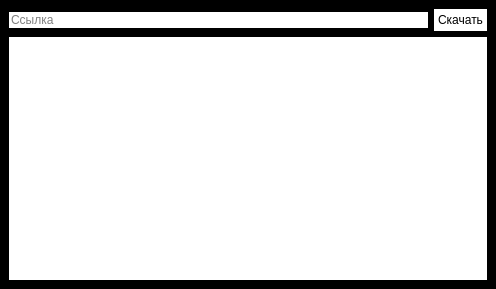
Old version of the form src/design/mainwindow.ui in the repository insidemirage/py-animevost-loader.
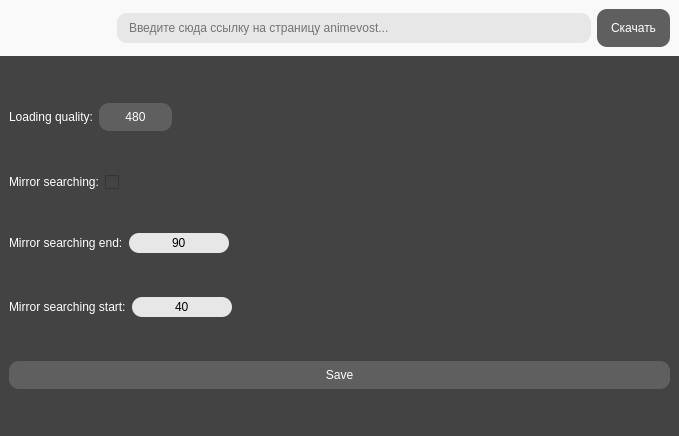
New version of the form. The open tabs and pages were chosen to show the change. Icons and pictures are not drawn.

The edit to the form file:
```diff
--- a/src/design/mainwindow.ui
+++ b/src/design/mainwindow.ui
@@ -9,80 +9,574 @@
    <rect>
     <x>0</x>
     <y>0</y>
-    <width>496</width>
-    <height>289</height>
+    <width>679</width>
+    <height>427</height>
    </rect>
   </property>
   <property name="windowTitle">
    <string>Animevost Load App</string>
   </property>
   <property name="styleSheet">
-   <string notr="true">background-color:black;
+   <string notr="true">background-color:#444343;
 border:none;</string>
   </property>
   <widget class="QWidget" name="centralwidget">
    <layout class="QVBoxLayout" name="verticalLayout">
+    <property name="spacing">
+     <number>0</number>
+    </property>
+    <property name="leftMargin">
+     <number>0</number>
+    </property>
+    <property name="topMargin">
+     <number>0</number>
+    </property>
+    <property name="rightMargin">
+     <number>0</number>
+    </property>
+    <property name="bottomMargin">
+     <number>0</number>
+    </property>
     <item>
-     <layout class="QHBoxLayout" name="horizontalLayout">
-      <item>
-       <widget class="QLineEdit" name="linkEdit">
-        <property name="styleSheet">
-         <string notr="true">background-color:white;
-border-radius:10px;</string>
-        </property>
-        <property name="placeholderText">
-         <string>Ссылка</string>
-        </property>
-       </widget>
-      </item>
-      <item>
-       <widget class="QPushButton" name="downloadButton">
-        <property name="styleSheet">
-         <string notr="true">background-color: white;
-
-border-width: 2px;
-border-radius: 15px;
-
-padding: 4px;</string>
-        </property>
-        <property name="text">
-         <string>Скачать</string>
-        </property>
-       </widget>
-      </item>
-     </layout>
-    </item>
-    <item>
-     <widget class="QScrollArea" name="scrollArea">
+     <widget class="QWidget" name="horizontalWidget" native="true">
+      <property name="sizePolicy">
+       <sizepolicy hsizetype="Preferred" vsizetype="Maximum">
+        <horstretch>0</horstretch>
+        <verstretch>0</verstretch>
+       </sizepolicy>
+      </property>
       <property name="styleSheet">
-       <string notr="true">background-color:white;</string>
+       <string notr="true">background-color:#F9F9F9;
+height:40px;</string>
       </property>
-      <property name="widgetResizable">
-       <bool>true</bool>
-      </property>
-      <widget class="QWidget" name="scrollAreaWidgetContents">
-       <property name="geometry">
-        <rect>
-         <x>0</x>
-         <y>0</y>
-         <width>478</width>
-         <height>239</height>
-        </rect>
-       </property>
+      <layout class="QHBoxLayout" name="horizontalLayout_2">
+       <item>
+        <layout class="QHBoxLayout" name="horizontalLayout_4">
+         <item>
+          <widget class="QPushButton" name="downloadsButton">
+           <property name="styleSheet">
+            <string notr="true">image: url(:/downloadsBtn/download.png);
+width:30px;
+height:30px;</string>
+           </property>
+           <property name="text">
+            <string/>
+           </property>
+          </widget>
+         </item>
+         <item>
+          <widget class="QPushButton" name="listAnimeButton">
+           <property name="styleSheet">
+            <string notr="true">image: url(:/listBtn/list.png);
+width:30px;
+height:30px;</string>
+           </property>
+           <property name="text">
+            <string/>
+           </property>
+          </widget>
+         </item>
+         <item>
+          <widget class="QPushButton" name="SettingsAnimeButton">
+           <property name="styleSheet">
+            <string notr="true">image: url(:/settingsBtn/edit-tools.png);
+width:30px;
+height:30px;</string>
+           </property>
+           <property name="text">
+            <string/>
+           </property>
+          </widget>
+         </item>
+        </layout>
+       </item>
+       <item>
+        <layout class="QHBoxLayout" name="horizontalLayout">
+         <item>
+          <widget class="QLineEdit" name="linkEdit">
+           <property name="styleSheet">
+            <string notr="true">background-color:#E7E7E7;
+border-radius:10px;
+height:30px;
+width:294px;
+padding-left:10px;</string>
+           </property>
+           <property name="placeholderText">
+            <string>Введите сюда ссылку на страницу animevost...</string>
+           </property>
+          </widget>
+         </item>
+         <item>
+          <widget class="QPushButton" name="downloadButton">
+           <property name="styleSheet">
+            <string notr="true">background-color:#5F5F5F;
+
+border-width: 2px;
+border-radius: 10px;
+color:white;
+width:65px;
+height:30px;
+padding: 4px;</string>
+           </property>
+           <property name="text">
+            <string>Скачать</string>
+           </property>
+          </widget>
+         </item>
+        </layout>
+       </item>
+      </layout>
+     </widget>
+    </item>
+    <item>
+     <widget class="QStackedWidget" name="stackedWidget">
+      <widget class="QWidget" name="DownloadsPage">
        <layout class="QVBoxLayout" name="verticalLayout_2">
         <item>
          <spacer name="verticalSpacer">
           <property name="orientation">
            <enum>Qt::Vertical</enum>
           </property>
+          <property name="sizeType">
+           <enum>QSizePolicy::Fixed</enum>
+          </property>
           <property name="sizeHint" stdset="0">
            <size>
-            <width>20</width>
-            <height>40</height>
+            <width>10</width>
+            <height>10</height>
            </size>
           </property>
          </spacer>
         </item>
+        <item>
+         <widget class="QScrollArea" name="scrollArea">
+          <property name="widgetResizable">
+           <bool>true</bool>
+          </property>
+          <widget class="QWidget" name="scrollAreaWidgetContents">
+           <property name="geometry">
+            <rect>
+             <x>0</x>
+             <y>0</y>
+             <width>661</width>
+             <height>291</height>
+            </rect>
+           </property>
+           <layout class="QVBoxLayout" name="verticalLayout_5">
+            <item>
+             <layout class="QVBoxLayout" name="scrollareadownloads"/>
+            </item>
+           </layout>
+          </widget>
+         </widget>
+        </item>
+       </layout>
+      </widget>
+      <widget class="QWidget" name="ListPage">
+       <layout class="QVBoxLayout" name="verticalLayout_3">
+        <item>
+         <layout class="QHBoxLayout" name="horizontalLayout_5">
+          <item>
+           <spacer name="horizontalSpacer">
+            <property name="orientation">
+             <enum>Qt::Horizontal</enum>
+            </property>
+            <property name="sizeHint" stdset="0">
+             <size>
+              <width>40</width>
+              <height>20</height>
+             </size>
+            </property>
+           </spacer>
+          </item>
+          <item>
+           <widget class="QLineEdit" name="lineEdit">
+            <property name="sizePolicy">
+             <sizepolicy hsizetype="Maximum" vsizetype="Fixed">
+              <horstretch>0</horstretch>
+              <verstretch>0</verstretch>
+             </sizepolicy>
+            </property>
+            <property name="styleSheet">
+             <string notr="true">background-color:#E7E7E7;
+border-radius:10px;
+height:30px;
+width:300px;
+padding-left:10px;</string>
+            </property>
+            <property name="placeholderText">
+             <string>Введите название...</string>
+            </property>
+           </widget>
+          </item>
+          <item>
+           <widget class="QPushButton" name="pushButton">
+            <property name="sizePolicy">
+             <sizepolicy hsizetype="Maximum" vsizetype="Fixed">
+              <horstretch>0</horstretch>
+              <verstretch>0</verstretch>
+             </sizepolicy>
+            </property>
+            <property name="styleSheet">
+             <string notr="true">background-color:#5F5F5F;
+border-width: 2px;
+border-radius: 10px;
+color:white;
+width:65px;
+height:30px;
+padding: 4px;</string>
+            </property>
+            <property name="text">
+             <string>Search</string>
+            </property>
+           </widget>
+          </item>
+          <item>
+           <spacer name="horizontalSpacer_2">
+            <property name="orientation">
+             <enum>Qt::Horizontal</enum>
+            </property>
+            <property name="sizeHint" stdset="0">
+             <size>
+              <width>40</width>
+              <height>20</height>
+             </size>
+            </property>
+           </spacer>
+          </item>
+         </layout>
+        </item>
+        <item>
+         <widget class="QScrollArea" name="scrollArea_2">
+          <property name="widgetResizable">
+           <bool>true</bool>
+          </property>
+          <widget class="QWidget" name="scrollAreaWidgetContents_2">
+           <property name="geometry">
+            <rect>
+             <x>0</x>
+             <y>0</y>
+             <width>661</width>
+             <height>305</height>
+            </rect>
+           </property>
+          </widget>
+         </widget>
+        </item>
+       </layout>
+      </widget>
+      <widget class="QWidget" name="SettingsPage">
+       <layout class="QVBoxLayout" name="verticalLayout_4">
+        <item>
+         <layout class="QHBoxLayout" name="horizontalLayout_9">
+          <item>
+           <widget class="QLabel" name="label_4">
+            <property name="sizePolicy">
+             <sizepolicy hsizetype="Maximum" vsizetype="Maximum">
+              <horstretch>0</horstretch>
+              <verstretch>0</verstretch>
+             </sizepolicy>
+            </property>
+            <property name="styleSheet">
+             <string notr="true">color:white;</string>
+            </property>
+            <property name="text">
+             <string>Loading quality:</string>
+            </property>
+           </widget>
+          </item>
+          <item>
+           <widget class="QPushButton" name="changeQualityButton">
+            <property name="sizePolicy">
+             <sizepolicy hsizetype="Fixed" vsizetype="Fixed">
+              <horstretch>0</horstretch>
+              <verstretch>0</verstretch>
+             </sizepolicy>
+            </property>
+            <property name="styleSheet">
+             <string notr="true">background-color:#5F5F5F;
+border-width: 2px;
+border-radius: 10px;
+color:white;
+width:65px;
+height:20px;
+padding: 4px;</string>
+            </property>
+            <property name="text">
+             <string>480</string>
+            </property>
+           </widget>
+          </item>
+          <item>
+           <spacer name="horizontalSpacer_5">
+            <property name="orientation">
+             <enum>Qt::Horizontal</enum>
+            </property>
+            <property name="sizeHint" stdset="0">
+             <size>
+              <width>40</width>
+              <height>20</height>
+             </size>
+            </property>
+           </spacer>
+          </item>
+         </layout>
+        </item>
+        <item>
+         <layout class="QHBoxLayout" name="horizontalLayout_8">
+          <item>
+           <widget class="QLabel" name="label">
+            <property name="sizePolicy">
+             <sizepolicy hsizetype="Maximum" vsizetype="Maximum">
+              <horstretch>0</horstretch>
+              <verstretch>0</verstretch>
+             </sizepolicy>
+            </property>
+            <property name="styleSheet">
+             <string notr="true">color:white;</string>
+            </property>
+            <property name="text">
+             <string>Mirror searching:</string>
+            </property>
+           </widget>
+          </item>
+          <item>
+           <widget class="QCheckBox" name="searchmirrorschbx">
+            <property name="text">
+             <string/>
+            </property>
+           </widget>
+          </item>
+         </layout>
+        </item>
+        <item>
+         <layout class="QHBoxLayout" name="horizontalLayout_7">
+          <item>
+           <widget class="QLabel" name="label_3">
+            <property name="sizePolicy">
+             <sizepolicy hsizetype="Maximum" vsizetype="Maximum">
+              <horstretch>0</horstretch>
+              <verstretch>0</verstretch>
+             </sizepolicy>
+            </property>
+            <property name="styleSheet">
+             <string notr="true">color:white;</string>
+            </property>
+            <property name="text">
+             <string>Mirror searching end:</string>
+            </property>
+           </widget>
+          </item>
+          <item>
+           <widget class="QLineEdit" name="endSearchingMirror">
+            <property name="sizePolicy">
+             <sizepolicy hsizetype="Fixed" vsizetype="Fixed">
+              <horstretch>0</horstretch>
+              <verstretch>0</verstretch>
+             </sizepolicy>
+            </property>
+            <property name="styleSheet">
+             <string notr="true">background-color:#E7E7E7;
+border-radius:10px;
+width:100px;
+height:20px;
+
+text-align:center;</string>
+            </property>
+            <property name="text">
+             <string>90</string>
+            </property>
+            <property name="alignment">
+             <set>Qt::AlignCenter</set>
+            </property>
+           </widget>
+          </item>
+          <item>
+           <spacer name="horizontalSpacer_4">
+            <property name="orientation">
+             <enum>Qt::Horizontal</enum>
+            </property>
+            <property name="sizeHint" stdset="0">
+             <size>
+              <width>40</width>
+              <height>20</height>
+             </size>
+            </property>
+           </spacer>
+          </item>
+         </layout>
+        </item>
+        <item>
+         <layout class="QHBoxLayout" name="horizontalLayout_6">
+          <item>
+           <widget class="QLabel" name="label_2">
+            <property name="sizePolicy">
+             <sizepolicy hsizetype="Maximum" vsizetype="Maximum">
+              <horstretch>0</horstretch>
+              <verstretch>0</verstretch>
+             </sizepolicy>
+            </property>
+            <property name="styleSheet">
+             <string notr="true">color:white;</string>
+            </property>
+            <property name="text">
+             <string>Mirror searching start:</string>
+            </property>
+           </widget>
+          </item>
+          <item>
+           <widget class="QLineEdit" name="startSearchingMirror">
+            <property name="sizePolicy">
+             <sizepolicy hsizetype="Fixed" vsizetype="Fixed">
+              <horstretch>0</horstretch>
+              <verstretch>0</verstretch>
+             </sizepolicy>
+            </property>
+            <property name="styleSheet">
+             <string notr="true">background-color:#E7E7E7;
+border-radius:10px;
+width:100px;
+height:20px;
+</string>
+            </property>
+            <property name="text">
+             <string>40</string>
+            </property>
+            <property name="alignment">
+             <set>Qt::AlignCenter</set>
+            </property>
+           </widget>
+          </item>
+          <item>
+           <spacer name="horizontalSpacer_3">
+            <property name="orientation">
+             <enum>Qt::Horizontal</enum>
+            </property>
+            <property name="sizeHint" stdset="0">
+             <size>
+              <width>40</width>
+              <height>20</height>
+             </size>
+            </property>
+           </spacer>
+          </item>
+         </layout>
+        </item>
+        <item>
+         <widget class="QPushButton" name="ButtonSaveSettings">
+          <property name="styleSheet">
+           <string notr="true">background-color:#5F5F5F;
+border-width: 2px;
+border-radius: 10px;
+color:white;
+width:65px;
+height:20px;
+padding: 4px;</string>
+          </property>
+          <property name="text">
+           <string>Save</string>
+          </property>
+         </widget>
+        </item>
+       </layout>
+      </widget>
+      <widget class="QWidget" name="AboutPage">
+       <layout class="QHBoxLayout" name="horizontalLayout_10">
+        <item>
+         <widget class="QWidget" name="verticalWidget_5" native="true">
+          <property name="sizePolicy">
+           <sizepolicy hsizetype="Fixed" vsizetype="Preferred">
+            <horstretch>0</horstretch>
+            <verstretch>0</verstretch>
+           </sizepolicy>
+          </property>
+          <property name="minimumSize">
+           <size>
+            <width>200</width>
+            <height>0</height>
+           </size>
+          </property>
+          <property name="styleSheet">
+           <string notr="true"/>
+          </property>
+          <layout class="QVBoxLayout" name="verticalLayout_9">
+           <property name="sizeConstraint">
+            <enum>QLayout::SetNoConstraint</enum>
+           </property>
+           <item>
+            <widget class="QLabel" name="imageabout">
+             <property name="sizePolicy">
+              <sizepolicy hsizetype="Fixed" vsizetype="Preferred">
+               <horstretch>0</horstretch>
+               <verstretch>0</verstretch>
+              </sizepolicy>
+             </property>
+             <property name="minimumSize">
+              <size>
+               <width>200</width>
+               <height>300</height>
+              </size>
+             </property>
+             <property name="toolTip">
+              <string>&lt;html&gt;&lt;head/&gt;&lt;body&gt;&lt;p&gt;&lt;br/&gt;&lt;/p&gt;&lt;/body&gt;&lt;/html&gt;</string>
+             </property>
+             <property name="styleSheet">
+              <string notr="true"/>
+             </property>
+             <property name="text">
+              <string/>
+             </property>
+             <property name="scaledContents">
+              <bool>true</bool>
+             </property>
+            </widget>
+           </item>
+           <item alignment="Qt::AlignHCenter|Qt::AlignTop">
+            <widget class="QPushButton" name="downloadAbout">
+             <property name="sizePolicy">
+              <sizepolicy hsizetype="Fixed" vsizetype="Fixed">
+               <horstretch>0</horstretch>
+               <verstretch>0</verstretch>
+              </sizepolicy>
+             </property>
+             <property name="styleSheet">
+              <string notr="true">background-color:#5F5F5F;
+
+border-width: 2px;
+border-radius: 10px;
+color:white;
+width:65px;
+height:30px;
+padding: 4px;
+</string>
+             </property>
+             <property name="text">
+              <string>Download</string>
+             </property>
+            </widget>
+           </item>
+          </layout>
+         </widget>
+        </item>
+        <item>
+         <widget class="QLabel" name="about_text">
+          <property name="enabled">
+           <bool>true</bool>
+          </property>
+          <property name="sizePolicy">
+           <sizepolicy hsizetype="Minimum" vsizetype="Preferred">
+            <horstretch>0</horstretch>
+            <verstretch>0</verstretch>
+           </sizepolicy>
+          </property>
+          <property name="styleSheet">
+           <string notr="true"/>
+          </property>
+          <property name="text">
+           <string>TextLabel</string>
+          </property>
+         </widget>
+        </item>
        </layout>
       </widget>
      </widget>
```
Left out of the diff: 28 changed lines with no effect on the pictures.
